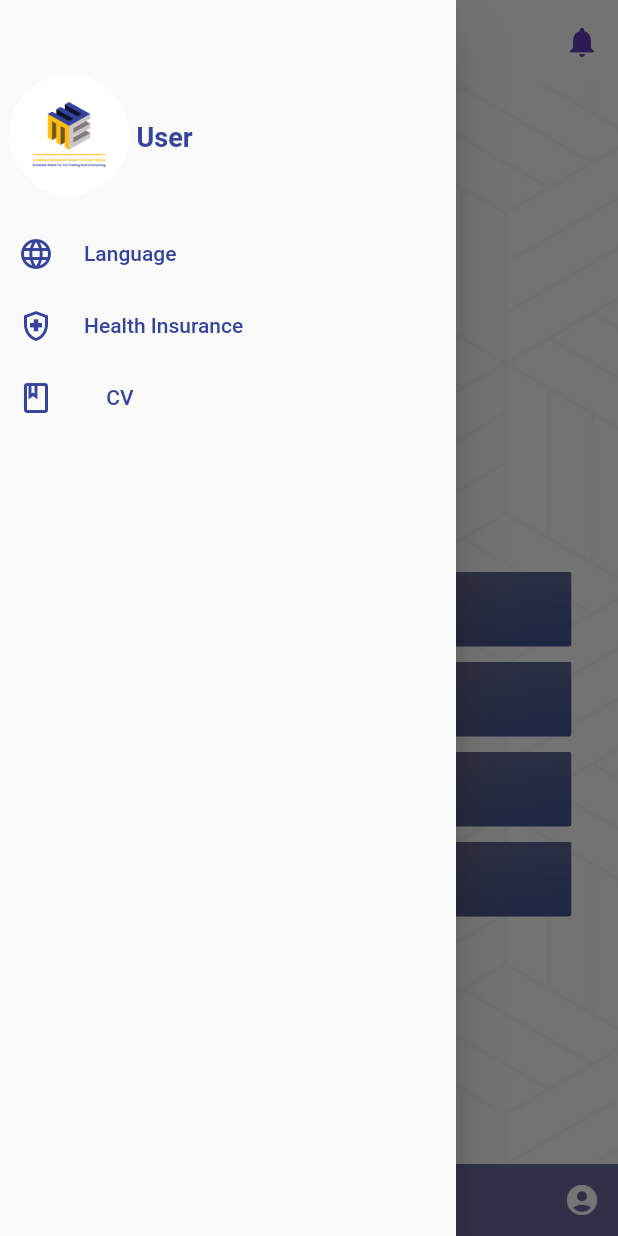
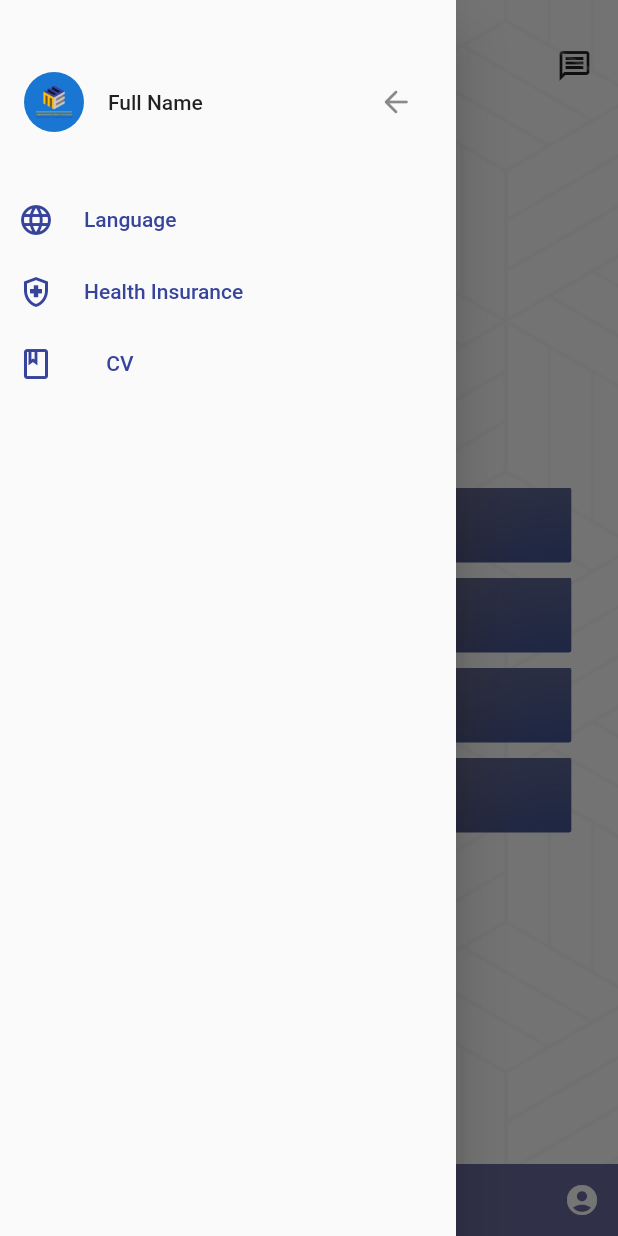
Before and after one commit to Muhammadtawil/employees-tasks-, a Flutter app: the AboutEmployee screen opened by its route, with the side drawer open, on a phone screen of 412 x 824 dp. Run offline on Flutter 3.47's test engine with Material 2 defaults, Android fonts, the light colour scheme and no system bars; our stand-ins replace flutter_staggered_animations.

Commit message:
edit drawer

```diff
--- a/employeestasks/lib/main.dart
+++ b/employeestasks/lib/main.dart
@@ -1,5 +1,5 @@
 import 'package:employeestasks/models/language.dart';
-import 'package:employeestasks/pages/AboutEmployee.dart';
+import 'package:employeestasks/pages/about_employee.dart';
 import 'package:employeestasks/pages/employee_info.dart';
 import 'package:employeestasks/pages/home_screen.dart';
 import 'package:employeestasks/pages/login.dart';
--- a/employeestasks/lib/pages/AboutEmployee.dart
+++ b/employeestasks/lib/pages/about_employee.dart
@@ -7,19 +7,33 @@ import '../widgets/bottom_nav_bar.dart';
 import '../widgets/label_text_field.dart';
 import '../widgets/my_drawer.dart';
 
-class AboutEmployee extends StatelessWidget {
+class AboutEmployee extends StatefulWidget {
   static const routeName = '/about/employee';
   const AboutEmployee({Key? key}) : super(key: key);
 
   @override
+  State<AboutEmployee> createState() => _AboutEmployeeState();
+}
+
+class _AboutEmployeeState extends State<AboutEmployee> {
+  @override
   Widget build(BuildContext context) {
     return Scaffold(
-      appBar: AppBar(
-        elevation: 0,
-        backgroundColor: Colors.transparent,
-        leading: IconButton(
+      drawer: const CustomDrawer(),
+      body: AnnotatedRegion<SystemUiOverlayStyle>(
+        value: SystemUiOverlayStyle.light,
+        child: Stack(
+          children: <Widget>[
+            Padding(
+              padding: const EdgeInsets.only(top: 20, right: 5, left: 5),
+              child: Row(
+                mainAxisAlignment: MainAxisAlignment.spaceBetween,
+                children: [
+                  IconButton(
                     onPressed: () {
+                      setState(() {
                         Scaffold.of(context).openDrawer();
+                      });
                     },
                     icon: const Icon(
                       Icons.list,
@@ -27,20 +41,12 @@ class AboutEmployee extends StatelessWidget {
                       color: Colors.deepPurple,
                     ),
                   ),
-        actions: [
                   IconButton(
                       onPressed: () {},
-              icon: const Icon(
-                Icons.notifications,
-                color: Colors.deepPurple,
-              ))
+                      icon: const Icon(Icons.message_outlined)),
                 ],
               ),
-      drawer: const CustomDrawer(),
-      body: AnnotatedRegion<SystemUiOverlayStyle>(
-        value: SystemUiOverlayStyle.light,
-        child: Stack(
-          children: <Widget>[
+            ),
             Container(
               height: double.infinity,
               width: double.infinity,
--- a/employeestasks/lib/pages/login.dart
+++ b/employeestasks/lib/pages/login.dart
@@ -1,5 +1,4 @@
-import 'package:employeestasks/pages/AboutEmployee.dart';
-import 'package:employeestasks/pages/employee_info.dart';
+import 'package:employeestasks/pages/about_employee.dart';
 import 'package:flutter/material.dart';
 
 import 'package:flutter/services.dart';
--- a/employeestasks/lib/widgets/my_drawer.dart
+++ b/employeestasks/lib/widgets/my_drawer.dart
@@ -1,3 +1,4 @@
+import 'package:employeestasks/utilis/pathimage.dart';
 import 'package:flutter/material.dart';
 
 import '../utilis/color.dart';
@@ -12,10 +13,23 @@ class CustomDrawer extends StatelessWidget {
       child: Column(
         children: [
           //  * Header Drawer
-          const HeaderDrawer(),
+          // const HeaderDrawer(),
           // * setting Drawer
-          Column(
-            children: [
+          Padding(
+            padding: const EdgeInsets.only(top: 40.0),
+            child: SizedBox(
+              height: MediaQuery.of(context).size.height * 0.1,
+              child: ListTile(
+                leading: CircleAvatar(child: Image.asset(logo)),
+                title: const Text('Full Name'),
+                trailing: IconButton(
+                    onPressed: () {
+                      Navigator.of(context).pop();
+                    },
+                    icon: const Icon(Icons.arrow_back_rounded)),
+              ),
+            ),
+          ),
           Row(
             children: [
               IconButton(
@@ -63,8 +77,6 @@ class CustomDrawer extends StatelessWidget {
           ),
         ],
       ),
-        ],
-      ),
     );
   }
 }
```
Lines whose indentation alone changed are shown as unchanged.
